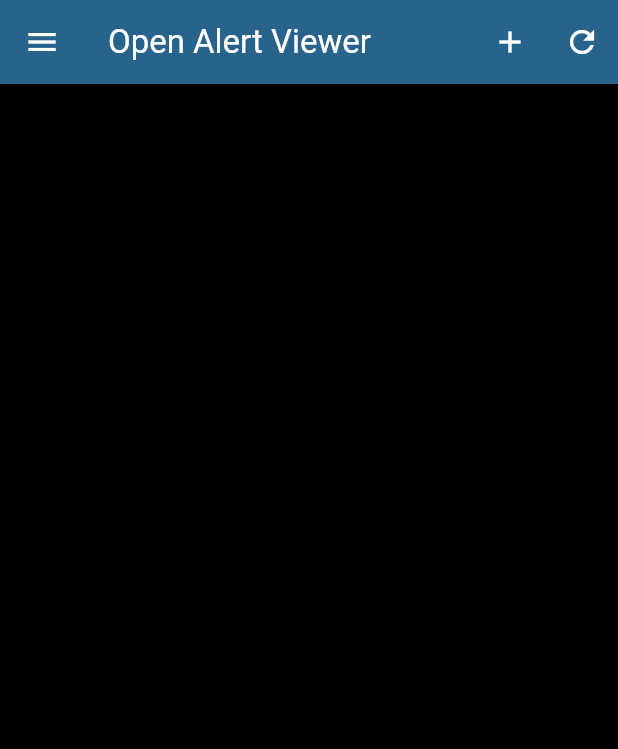
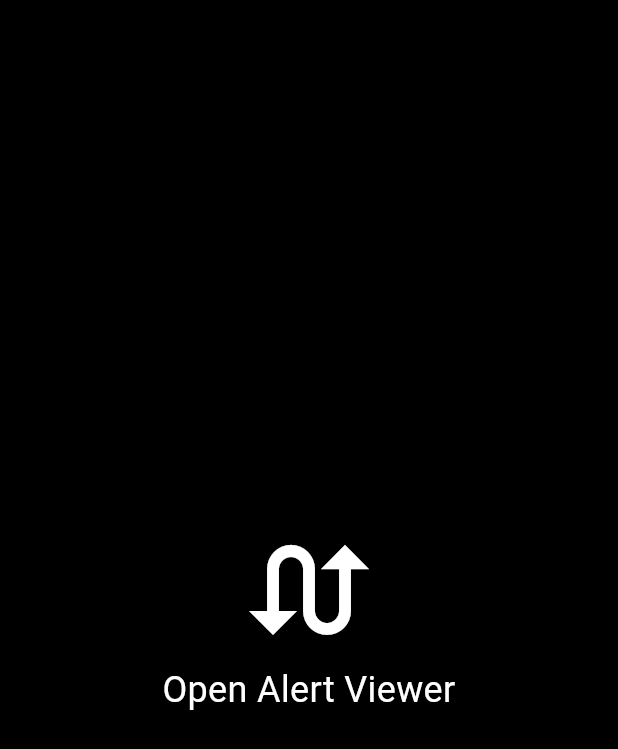
Before and after one commit to leaf-node/open_alert_viewer, a Flutter app: the first screen one second after launch, on a phone screen of 412 x 824 dp. Shown: the top 749 px of the screen. Run offline on Flutter 3.47's test engine with Material 3 defaults, Android fonts, the phone set to English and light mode, and no system bars; our stand-ins replace bloc, bloc_concurrency, equatable, flutter_bloc, sprintf; missing offline and left inert: sqlite3.

Commit message:
Add splash page, run DB init in bloc

```diff
--- a/lib/alerts/bloc/alerts_bloc.dart
+++ b/lib/alerts/bloc/alerts_bloc.dart
@@ -8,12 +8,14 @@ import 'package:bloc/bloc.dart';
 import 'package:bloc_concurrency/bloc_concurrency.dart';
 import 'package:flutter/material.dart';
 
+import '../../app/repository/sources.dart';
 import '../model/alerts.dart';
 import 'alerts_events.dart';
 import 'alerts_state.dart';
 
 class AlertsBloc extends Bloc<AlertEvent, AlertState> {
-  AlertsBloc() : super(const AlertsInit()) {
+  AlertsBloc(localDatabase) : super(const AlertsInit()) {
+    _sources = Sources(localDB: localDatabase);
     _alertSources = {};
     _alerts = [];
     refreshKey = GlobalKey<RefreshIndicatorState>();
@@ -22,6 +24,7 @@ class AlertsBloc extends Bloc<AlertEvent, AlertState> {
     on<FetchAlerts>(_fetch, transformer: droppable());
   }
 
+  late Sources _sources;
   late Set<AlertSource> _alertSources;
   late List<Alert> _alerts;
   late GlobalKey<RefreshIndicatorState> refreshKey;
--- a/lib/alerts/view/alerts_list.dart
+++ b/lib/alerts/view/alerts_list.dart
@@ -9,6 +9,7 @@ import 'package:flutter_bloc/flutter_bloc.dart';
 
 import '../../app/bloc/navigation_bloc.dart';
 import '../../app/bloc/navigation_events.dart';
+import '../../app/repository/database.dart';
 import '../../app/view/app_view_elements.dart';
 import '../bloc/alerts_events.dart';
 import '../bloc/alerts_state.dart';
@@ -28,7 +29,7 @@ class AlertsPage extends StatelessWidget {
   @override
   Widget build(BuildContext context) {
     return BlocProvider(
-        create: (context) => AlertsBloc(),
+        create: (context) => AlertsBloc(context.read<LocalDatabase>()),
         child: Scaffold(
             backgroundColor: Colors.black,
             appBar: AlertsHeader(title: title),
--- a/lib/app.dart
+++ b/lib/app.dart
@@ -14,6 +14,7 @@ import 'app/bloc/navigation_state.dart';
 import 'app/repository/database.dart';
 import 'app/repository/sources.dart';
 import 'settings/view/settings_page.dart';
+import 'splash/view/splash_page.dart';
 
 class OAVapp extends StatefulWidget {
   const OAVapp({super.key});
@@ -28,12 +29,7 @@ class _OAVappState extends State<OAVapp> {
   @override
   Widget build(BuildContext context) {
     return RepositoryProvider(
-        create: (_) async {
-          var db = LocalDatabase();
-          await db.open();
-          await db.migrateDatabase();
-          return db;
-        },
+        create: (_) => LocalDatabase(),
         child:
             BlocProvider(create: (_) => NavBloc(), child: const OAVappView()));
   }
@@ -70,7 +66,9 @@ class _OAVappViewState extends State<OAVappView> {
             },
             child: child);
       },
-      onGenerateRoute: (_) => AlertsPage.route(title: 'Open Alert Viewer'),
+      onGenerateRoute: (_) => SplashPage.route(
+          title: 'Open Alert Viewer',
+          localDatabase: context.read<LocalDatabase>()),
       theme: ThemeData(
         colorScheme: ColorScheme.fromSeed(seedColor: Colors.lightBlue),
         useMaterial3: true,
--- a/lib/app/bloc/navigation_bloc.dart
+++ b/lib/app/bloc/navigation_bloc.dart
@@ -9,7 +9,7 @@ import 'navigation_events.dart';
 import 'navigation_state.dart';
 
 class NavBloc extends Bloc<NavEvent, NavState> {
-  NavBloc() : super(ShowSplashPage()) {
+  NavBloc() : super(const ShowSplashPage()) {
     on<PopPageEvent>(_popPage);
     on<OpenSplashPageEvent>(_openSplashPage);
     on<OpenAlertsPageEvent>(_openAlertsPage);
--- /dev/null
+++ b/lib/splash/bloc/splash_bloc.dart
@@ -0,0 +1,38 @@
+/*
+ * SPDX-FileCopyrightText: 2024 Andrew Engelbrecht <andrew@sourceflow.dev>
+ *
+ * SPDX-License-Identifier: MIT
+ */
+
+import 'package:bloc/bloc.dart';
+import 'package:open_alert_viewer/app/repository/database.dart';
+import 'splash_events.dart';
+import 'splash_state.dart';
+
+class SplashBloc extends Bloc<SplashEvent, SplashState> {
+  SplashBloc(this.localDatabase) : super(const SplashInit()) {
+    on<InitSplashEvent>(_splashInit);
+    on<RunningSplashEvent>(_splashRunning);
+    on<CompleteSplashEvent>(_splashComplete);
+
+    add(RunningSplashEvent());
+  }
+
+  final LocalDatabase localDatabase;
+
+  void _splashInit(SplashEvent event, Emitter<SplashState> emit) {
+    emit(const SplashInit());
+  }
+
+  void _splashRunning(SplashEvent event, Emitter<SplashState> emit) async {
+    emit(const SplashRunning());
+    await localDatabase.open();
+    await localDatabase.migrateDatabase();
+    await Future.delayed(const Duration(seconds: 1));
+    add(CompleteSplashEvent());
+  }
+
+  void _splashComplete(SplashEvent event, Emitter<SplashState> emit) {
+    emit(const SplashComplete());
+  }
+}
--- /dev/null
+++ b/lib/splash/bloc/splash_events.dart
@@ -0,0 +1,13 @@
+/*
+ * SPDX-FileCopyrightText: 2024 Andrew Engelbrecht <andrew@sourceflow.dev>
+ *
+ * SPDX-License-Identifier: MIT
+ */
+
+abstract class SplashEvent {}
+
+final class InitSplashEvent implements SplashEvent {}
+
+final class RunningSplashEvent implements SplashEvent {}
+
+final class CompleteSplashEvent implements SplashEvent {}
--- /dev/null
+++ b/lib/splash/bloc/splash_state.dart
@@ -0,0 +1,21 @@
+/*
+ * SPDX-FileCopyrightText: 2024 Andrew Engelbrecht <andrew@sourceflow.dev>
+ *
+ * SPDX-License-Identifier: MIT
+ */
+
+abstract class SplashState {
+  const SplashState();
+}
+
+final class SplashInit extends SplashState {
+  const SplashInit();
+}
+
+final class SplashRunning extends SplashState {
+  const SplashRunning();
+}
+
+final class SplashComplete extends SplashState {
+  const SplashComplete();
+}
--- /dev/null
+++ b/lib/splash/view/splash_page.dart
@@ -0,0 +1,59 @@
+/*
+ * SPDX-FileCopyrightText: 2024 Andrew Engelbrecht <andrew@sourceflow.dev>
+ *
+ * SPDX-License-Identifier: MIT
+ */
+
+import 'package:flutter/material.dart';
+import 'package:flutter_bloc/flutter_bloc.dart';
+
+import '../../app/bloc/navigation_bloc.dart';
+import '../../app/bloc/navigation_events.dart';
+import '../../app/repository/database.dart';
+import '../bloc/splash_bloc.dart';
+import '../bloc/splash_state.dart';
+
+class SplashPage extends StatelessWidget {
+  const SplashPage(
+      {super.key, required this.title, required this.localDatabase});
+
+  final String title;
+  final LocalDatabase localDatabase;
+
+  static Route<void> route({required title, required localDatabase}) {
+    return MaterialPageRoute<void>(
+        builder: (_) => SplashPage(title: title, localDatabase: localDatabase));
+  }
+
+  @override
+  Widget build(BuildContext context) {
+    return BlocProvider(
+        create: (_) => SplashBloc(localDatabase),
+        child: BlocListener<SplashBloc, SplashState>(
+            listener: (context, state) {
+              switch (state) {
+                case SplashComplete():
+                  context.read<NavBloc>().add(OpenAlertsPageEvent());
+              }
+            },
+            child: const Scaffold(
+                backgroundColor: Colors.black,
+                body: Align(
+                    alignment: Alignment.center,
+                    child: Column(
+                        mainAxisAlignment: MainAxisAlignment.center,
+                        crossAxisAlignment: CrossAxisAlignment.center,
+                        children: [
+                          Icon(
+                            color: Colors.white,
+                            size: 96,
+                            Icons.swap_calls,
+                          ),
+                          Text(
+                              style:
+                                  TextStyle(color: Colors.white, fontSize: 24),
+                              textAlign: TextAlign.center,
+                              "Open Alert Viewer"),
+                        ])))));
+  }
+}
```
